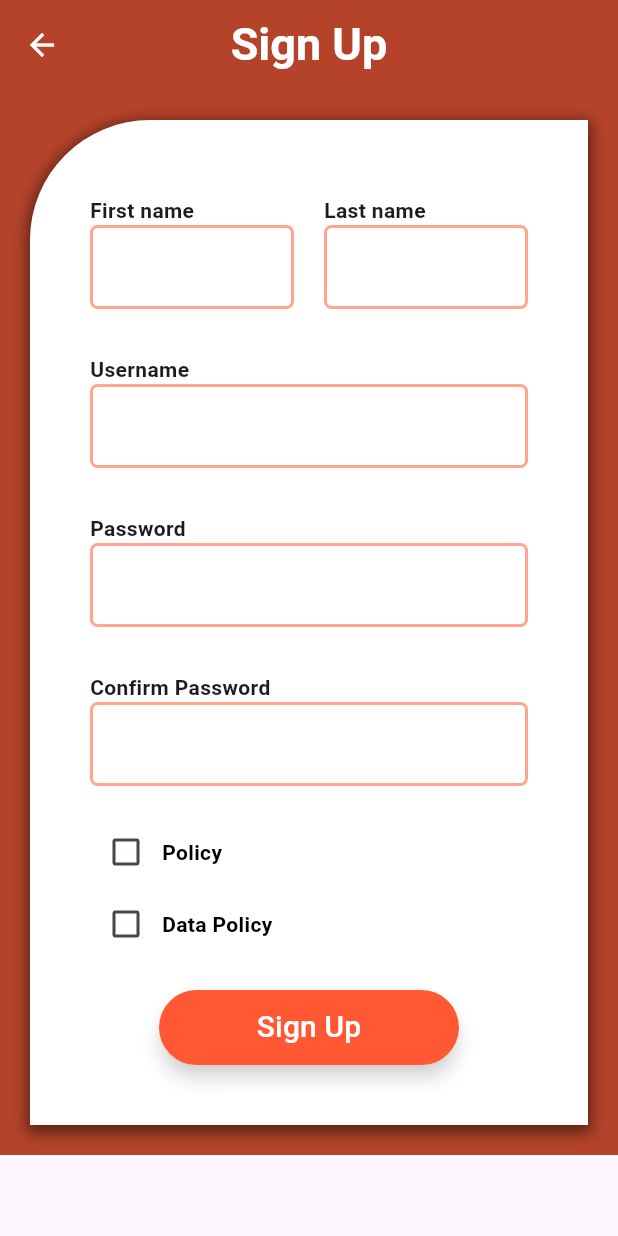
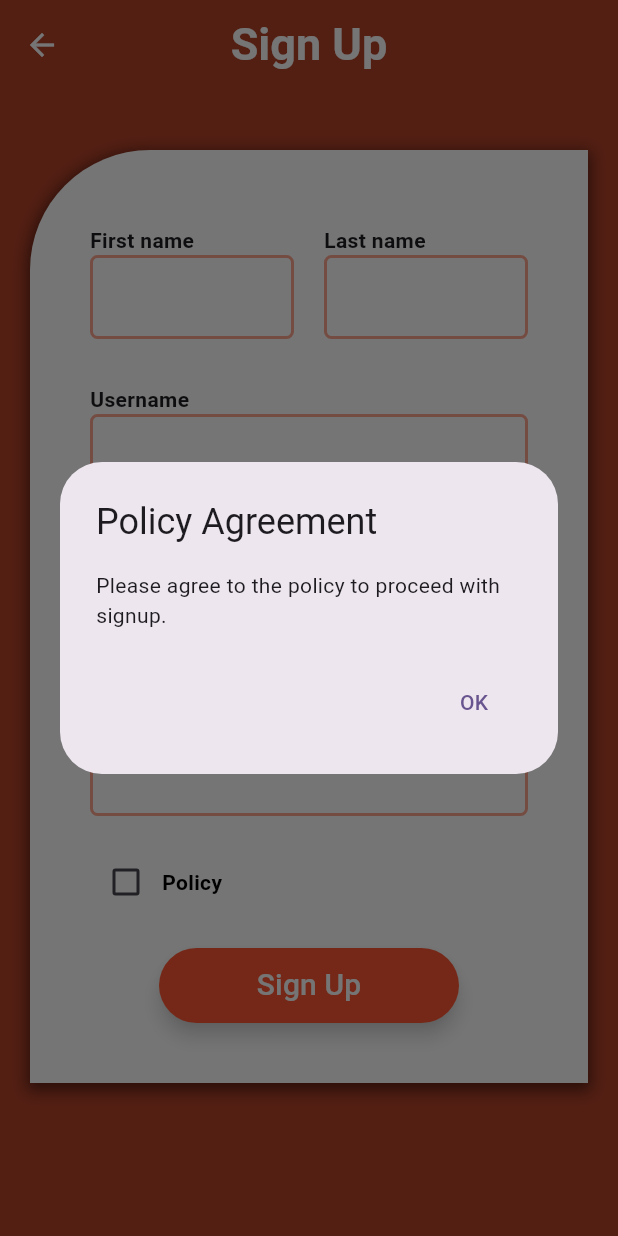
Before and after one commit to Sunthewhat/WatchOut-MobileAppProject, a Flutter app: the SignupPage screen opened directly, after a tap on "Sign Up", on a phone screen of 412 x 824 dp. Run offline on Flutter 3.47's test engine with Material 3 defaults, Android fonts, the phone set to English and light mode, and no system bars; our stand-ins replace shared_preferences; accounts and stored records are empty.

Commit message:
fix login&sigup

```diff
--- a/app/lib/main.dart
+++ b/app/lib/main.dart
@@ -1,4 +1,4 @@
-import 'package:app/pages/login/login.dart';
+import 'package:app/pages/onboarding/onboarding.dart';
 import 'package:flutter/material.dart';
 
 void main() {
@@ -17,7 +17,7 @@ class MyApp extends StatelessWidget {
         colorScheme: ColorScheme.fromSeed(seedColor: Colors.deepPurple),
         useMaterial3: true,
       ),
-      home: const LoginPage(),
+      home: const OnboardingPage(),
     );
   }
 }
--- a/app/lib/pages/login/login.dart
+++ b/app/lib/pages/login/login.dart
@@ -40,6 +40,8 @@ class _LoginPageState extends State<LoginPage> {
     return Scaffold(
       body: SingleChildScrollView(
         child: Container(
+          height: MediaQuery.of(context).size.height,
+          width: MediaQuery.of(context).size.width,
           color: const Color(0xFFB5432A),
           child: Column(
             crossAxisAlignment: CrossAxisAlignment.stretch,
--- a/app/lib/pages/signup/signup.dart
+++ b/app/lib/pages/signup/signup.dart
@@ -16,7 +16,6 @@ class _SignupPageState extends State<SignupPage> {
       TextEditingController();
 
   bool _policyChecked = false;
-  bool _dataPolicyChecked = false;
 
   void signup() {
     String firstname = _firstnameController.text;
@@ -25,6 +24,8 @@ class _SignupPageState extends State<SignupPage> {
     String password = _passwordController.text;
     String confirmpassword = _confirmPasswordController.text;
 
+    if (_policyChecked) {
+      // ทำการ signup
       // print('First name: $firstname');
       // print('Last name: $lastname');
       // print('Confirm Password: $confirmpassword');
@@ -37,6 +38,26 @@ class _SignupPageState extends State<SignupPage> {
       username;
       password;
       confirmpassword;
+    } else {
+      showDialog(
+        context: context,
+        builder: (BuildContext context) {
+          return AlertDialog(
+            title: const Text("Policy Agreement"),
+            content: const Text(
+                "Please agree to the policy to proceed with signup."),
+            actions: [
+              TextButton(
+                onPressed: () {
+                  Navigator.pop(context); // ปิด dialog
+                },
+                child: const Text("OK"),
+              ),
+            ],
+          );
+        },
+      );
+    }
   }
 
   @override
@@ -67,17 +88,22 @@ class _SignupPageState extends State<SignupPage> {
       ),
       body: SingleChildScrollView(
         child: Container(
+          height: MediaQuery.of(context).size.height,
+          width: MediaQuery.of(context).size.width,
           color: const Color(0xFFB5432A),
           child: Column(
             crossAxisAlignment: CrossAxisAlignment.stretch,
             children: [
               Padding(
-                padding:
-                    const EdgeInsets.all(20.0), // Add padding around the form
+                padding: const EdgeInsets.only(
+                    left: 20,
+                    right: 20,
+                    top: 40), // Add padding around the form
                 child: FractionallySizedBox(
                   widthFactor: 1, // 100% of the screen width
                   child: Container(
                     padding: const EdgeInsets.all(40.0),
+                    // Add padding inside the form
                     decoration: BoxDecoration(
                       color: Colors.white, // Set box color to white
                       borderRadius: const BorderRadius.only(
@@ -324,25 +350,6 @@ class _SignupPageState extends State<SignupPage> {
                                 ),
                               ],
                             ),
-                            Row(
-                              children: [
-                                Checkbox(
-                                  value: _dataPolicyChecked,
-                                  onChanged: (value) {
-                                    setState(() {
-                                      _dataPolicyChecked = value!;
-                                    });
-                                  },
-                                ),
-                                const Text(
-                                  'Data Policy',
-                                  style: TextStyle(
-                                    color: Color(0xFF000000),
-                                    fontWeight: FontWeight.bold,
-                                  ),
-                                ),
-                              ],
-                            ),
                           ],
                         ),
                         const SizedBox(height: 10.0),
```
Lines whose indentation alone changed are shown as unchanged.
